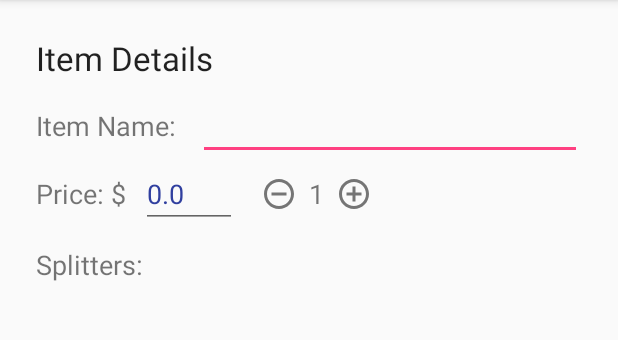
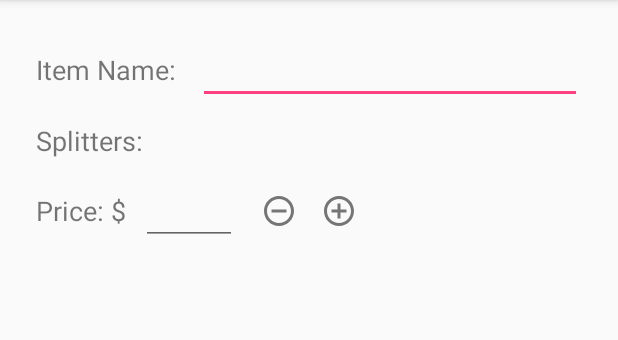
Before and after one commit to dthigpen/ReceiptTrackerApp, an Android app: the EditItemActivity screen opened directly, with no data from a screen before it, on a phone screen of 412 x 824 dp, the part 84-424 px from its top. Run offline under Robolectric (Android 15) with nearby library versions, the phone set to English and light mode, and no system bars; our stand-ins replace data binding.

Commit message:
databinding for Edit Item activity

```diff
--- a/app/src/main/java/com/davidthigpen/receipttracker/data/model/ReceiptItem.java
+++ b/app/src/main/java/com/davidthigpen/receipttracker/data/model/ReceiptItem.java
@@ -46,6 +46,10 @@ public class ReceiptItem {
         id = UUID.randomUUID().toString();
     }
 
+    @Ignore
+    public ReceiptItem(String id){
+        this.id = id;
+    }
     @NonNull
     public String getId() {
         return id;
--- a/app/src/main/java/com/davidthigpen/receipttracker/ui/EditItem/EditItemActivity.java
+++ b/app/src/main/java/com/davidthigpen/receipttracker/ui/EditItem/EditItemActivity.java
@@ -1,75 +1,109 @@
 package com.davidthigpen.receipttracker.ui.EditItem;
 
 import android.content.Intent;
+import android.databinding.DataBindingUtil;
 import android.support.v7.app.AppCompatActivity;
 import android.os.Bundle;
+import android.util.Log;
 import android.view.MenuItem;
 import android.view.View;
-import android.widget.EditText;
-import android.widget.ImageView;
-import android.widget.TextView;
+import android.widget.Toast;
 
+import com.davidthigpen.receipttracker.BR;
 import com.davidthigpen.receipttracker.R;
+import com.davidthigpen.receipttracker.data.model.Receipt;
+import com.davidthigpen.receipttracker.data.model.ReceiptItem;
+import com.davidthigpen.receipttracker.databinding.ActivityEditItemBinding;
+//import com.davidthigpen.receipttracker.ui.Handlers;
+import com.davidthigpen.receipttracker.ui.Handlers;
 import com.davidthigpen.receipttracker.ui.ReceiptDetail.ReceiptItemsActivity;
 
 import java.util.ArrayList;
 
-public class EditItemActivity extends AppCompatActivity {
+public class EditItemActivity extends AppCompatActivity implements Handlers{
 
-    private EditText itemNameEdit;
-    private EditText itemPriceEdit;
-    private TextView quantityText;
-    private ImageView quantitySub;
-    private ImageView quantityAdd;
-
+    private ActivityEditItemBinding binding;
+    private ReceiptItem item;
     private String itemNameString;
     private double itemPrice;
-    private int quantity;
+    private int quantityNum;
     private ArrayList<String> splitterIds;
 
     @Override
     protected void onCreate(Bundle savedInstanceState) {
         super.onCreate(savedInstanceState);
-        setContentView(R.layout.activity_edit_item);
+        binding = DataBindingUtil.setContentView(this,R.layout.activity_edit_item);
 
         getSupportActionBar().setDisplayHomeAsUpEnabled(true);
-        itemNameEdit = findViewById(R.id.item_name_edit);
-        itemPriceEdit = findViewById(R.id.item_price_edit);
-        quantityText = findViewById(R.id.quantity);
-        quantityAdd = findViewById(R.id.quantity_add);
-        quantitySub = findViewById(R.id.quantity_subtract);
+
 
         Intent intent = getIntent();
-        itemNameString = intent.getStringExtra(ReceiptItemsActivity.ITEM_NAME_EXTRA);
-        itemPrice = intent.getDoubleExtra(ReceiptItemsActivity.ITEM_PRICE_EXTRA,0);
-        quantity = intent.getIntExtra(ReceiptItemsActivity.ITEM_QUANTITY_EXTRA,1);
-        splitterIds = intent.getStringArrayListExtra(ReceiptItemsActivity.ITEM_SPLITTER_IDS_EXTRA);
+        String itemId = intent.getStringExtra(ReceiptItemsActivity.ITEM_ID_EXTRA);
+        if(itemId != null){
+            itemNameString = intent.getStringExtra(ReceiptItemsActivity.ITEM_NAME_EXTRA);
+            itemPrice = intent.getDoubleExtra(ReceiptItemsActivity.ITEM_PRICE_EXTRA,0);
+            quantityNum = intent.getIntExtra(ReceiptItemsActivity.ITEM_QUANTITY_EXTRA,1);
+            splitterIds = intent.getStringArrayListExtra(ReceiptItemsActivity.ITEM_SPLITTER_IDS_EXTRA);
+             item = new ReceiptItem(itemId);
+             item.setItemName(itemNameString);
+             item.setPrice(itemPrice);
+             item.setQuantity(quantityNum);
+             binding.setItem(item);
+        }
+        binding.setHandler(this);
 
-        itemNameEdit.setText(itemNameString);
-        itemPriceEdit.setText("" + itemPrice);
-        quantityText.setText("" + quantity);
+
+
+//        Toast.makeText(this,itemNameString,Toast.LENGTH_SHORT).show();
+//        binding.itemNameEdit.setText(itemNameString);
+//        binding.itemPriceEdit.setText(String.format("%.2f",itemPrice));
+//        binding.quantity.setText(String.format("" + quantityNum));
+
+
 
     }
 
-    public void onQuantityChanged(View view){
+    @Override
+    public void incrementQuantity(View view) {
+        ReceiptItem item = binding.getItem();
+        int quantity =item.getQuantity();
+        Log.d("Edit item","" + quantity);
+        item.setQuantity(++quantity);
+        binding.setItem(item);
+        binding.notifyPropertyChanged(BR.item);
+    }
+
+    @Override
+    public void decrementQuantity(View view) {
+        int quantity = binding.getItem().getQuantity();
+
+        if(quantity > 0){
+            ReceiptItem item = binding.getItem();
+            item.setQuantity(--quantity);
+            binding.setItem(item);
+            binding.notifyPropertyChanged(BR.item);
+        }
+    }
+
+    private void onQuantityChanged(View view){
         switch (view.getId()){
             case R.id.quantity_add:
-                quantity = quantity <= 0 ? 0 : quantity + 1;
-                quantityText.setText("" + quantity);
+                quantityNum = quantityNum <= 0 ? 0 : quantityNum + 1;
+                binding.quantity.setText("" + quantityNum);
                 break;
             case R.id.quantity_subtract:
-                quantity = quantity <= 0 ? 0 : quantity - 1;
-                quantityText.setText("" + quantity);
+                quantityNum = quantityNum <= 0 ? 0 : quantityNum - 1;
+                binding.quantity.setText("" + quantityNum);
                 break;
         }
     }
 
     private void packValues(){
         Intent intent = new Intent();
-        intent.putExtra(ReceiptItemsActivity.ITEM_NAME_EXTRA,itemNameEdit.getText().toString());
+        intent.putExtra(ReceiptItemsActivity.ITEM_NAME_EXTRA,binding.itemNameEdit.getText().toString());
         //TODO catch parse error
-        intent.putExtra(ReceiptItemsActivity.ITEM_PRICE_EXTRA,Double.parseDouble(itemPriceEdit.getText().toString()));
-        intent.putExtra(ReceiptItemsActivity.ITEM_QUANTITY_EXTRA,Integer.parseInt(quantityText.getText().toString()));
+        intent.putExtra(ReceiptItemsActivity.ITEM_PRICE_EXTRA,Double.parseDouble(binding.itemPriceEdit.getText().toString()));
+        intent.putExtra(ReceiptItemsActivity.ITEM_QUANTITY_EXTRA,Integer.parseInt(binding.quantity.getText().toString()));
         //TODO write splitters logic
         intent.putStringArrayListExtra(ReceiptItemsActivity.ITEM_SPLITTER_IDS_EXTRA,splitterIds);
         setResult(RESULT_OK,intent);
--- /dev/null
+++ b/app/src/main/java/com/davidthigpen/receipttracker/ui/Handlers.java
@@ -0,0 +1,27 @@
+package com.davidthigpen.receipttracker.ui;
+
+import android.databinding.DataBindingUtil;
+import android.view.View;
+
+import com.davidthigpen.receipttracker.databinding.ActivityEditItemBinding;
+
+/**
+ * Created by david on 2/23/18.
+ */
+
+public interface Handlers {
+    //    private void incrementQuantity(View view)
+//    {
+//        ActivityEditItemBinding binding = DataBindingUtil.findBinding(view);
+//        int oldVal = binding.getItem().getQuantity();
+//        binding.getItem().setQuantity(++oldVal);
+//    }
+    void incrementQuantity(View view);
+
+    //    private void decrementQuantity(View view){
+//        ActivityEditItemBinding binding = DataBindingUtil.findBinding(view);
+//        int oldVal = binding.getItem().getQuantity();
+//        binding.getItem().setQuantity(oldVal <= 0 ? 0 : --oldVal);
+//    }
+    void decrementQuantity(View view);
+}
--- a/app/src/main/java/com/davidthigpen/receipttracker/ui/ReceiptDetail/ReceiptItemsActivity.java
+++ b/app/src/main/java/com/davidthigpen/receipttracker/ui/ReceiptDetail/ReceiptItemsActivity.java
@@ -66,6 +66,7 @@ public class ReceiptItemsActivity extends AppCompatActivity{
     private void showEditItemActivity(ReceiptItem item){
         Intent intent = new Intent(this, EditItemActivity.class);
         intent.putExtra(ITEM_ID_EXTRA,item.getId());
+        Log.d(TAG,item.getItemName());
         intent.putExtra(ITEM_NAME_EXTRA,item.getItemName());
         intent.putExtra(ITEM_PRICE_EXTRA,item.getPrice());
         intent.putExtra(ITEM_QUANTITY_EXTRA,item.getQuantity());
@@ -78,8 +79,9 @@ public class ReceiptItemsActivity extends AppCompatActivity{
         if(requestCode == EDIT_ITEM_REQUEST){
             if(resultCode == RESULT_OK){
                 if(data != null) {
-                    Log.d(TAG,data.getStringExtra(ITEM_NAME_EXTRA));
+
                 }
+                Log.d(TAG,data.getStringExtra(ITEM_NAME_EXTRA));
             }
         }
     }
--- a/app/src/main/res/layout/activity_edit_item.xml
+++ b/app/src/main/res/layout/activity_edit_item.xml
@@ -1,4 +1,13 @@
 <?xml version="1.0" encoding="utf-8"?>
+<layout>
+    <data>
+        <variable
+            name="item"
+            type="com.davidthigpen.receipttracker.data.model.ReceiptItem"/>
+        <variable
+            name="handler"
+            type="com.davidthigpen.receipttracker.ui.Handlers"/>
+    </data>
     <android.support.constraint.ConstraintLayout
         xmlns:android="http://schemas.android.com/apk/res/android"
         xmlns:app="http://schemas.android.com/apk/res-auto"
@@ -18,13 +27,7 @@
             app:layout_constraintLeft_toLeftOf="parent"
             app:layout_constraintBottom_toBottomOf="parent"
             >
-        <TextView
-            android:id="@+id/item_dialog_header"
-            android:text="Item Details"
-            android:textAppearance="@style/Base.TextAppearance.AppCompat.Large"
-            android:layout_width="wrap_content"
-            android:layout_height="wrap_content"
-            android:layout_marginBottom="8dp"/>
+
             <LinearLayout
                 android:layout_width="match_parent"
                 android:layout_height="wrap_content"
@@ -45,8 +48,19 @@
                     android:textColor="@color/colorPrimaryDark"
                     android:textSize="18dp"
                     android:focusedByDefault="false"
+                    android:text="@{item.itemName}"
                     />
+
             </LinearLayout>
+            <TextView
+                android:id="@+id/item_splitters_label"
+                android:layout_width="wrap_content"
+                android:layout_height="wrap_content"
+                android:text="Splitters:"
+                android:textSize="18dp"
+                android:layout_marginTop="12dp"
+                android:layout_marginBottom="12dp"
+                />
             <LinearLayout
                 android:layout_width="match_parent"
                 android:layout_height="wrap_content"
@@ -71,41 +85,40 @@
                     android:textColor="@color/colorPrimaryDark"
                     android:textSize="18dp"
                     android:focusedByDefault="false"
+                    android:text='@{String.format("%.2f", item.price)}'
                     />
+
                 <ImageView
                     android:id="@+id/quantity_subtract"
                     android:layout_width="wrap_content"
                     android:layout_height="wrap_content"
                     android:layout_gravity="center_vertical"
                     android:src="@drawable/ic_remove_circle_outline_grey_24dp"
-                android:onClick="onQuantityChanged"/>
+                    android:onClick="@{handler.decrementQuantity}"
+
+                    />
                 <TextView
                     android:id="@+id/quantity"
-                android:text="1"
                     android:maxLines="1"
                     android:maxLength="8"
                     android:textSize="18dp"
                     android:layout_marginLeft="8dp"
                     android:layout_marginRight="8dp"
                     android:layout_width="wrap_content"
-                android:layout_height="wrap_content"/>
+                    android:layout_height="wrap_content"
+                    android:text="@={`` + item.quantity}"
+                    />
+
                 <ImageView
                     android:id="@+id/quantity_add"
                     android:layout_width="wrap_content"
                     android:layout_height="wrap_content"
                     android:layout_gravity="center_vertical"
                     android:src="@drawable/ic_add_circle_outline_grey_24dp"
-                android:onClick="onQuantityChanged"/>
+                    android:onClick="@{handler.incrementQuantity}"
+                    />
+
             </LinearLayout>
-        <TextView
-            android:id="@+id/item_splitters_label"
-            android:layout_width="wrap_content"
-            android:layout_height="wrap_content"
-            android:text="Splitters:"
-            android:textSize="18dp"
-            android:layout_marginTop="12dp"
-            android:layout_marginBottom="12dp"
-            />
         </LinearLayout>
-
     </android.support.constraint.ConstraintLayout>
+</layout>
```
Lines whose indentation alone changed are shown as unchanged.
